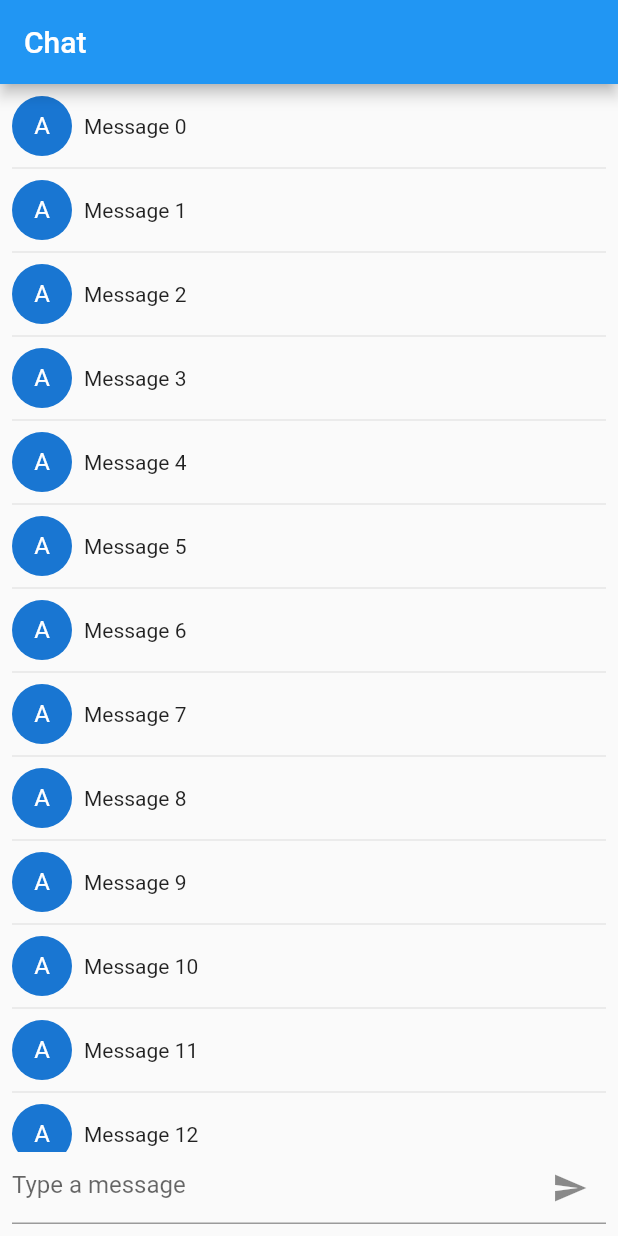
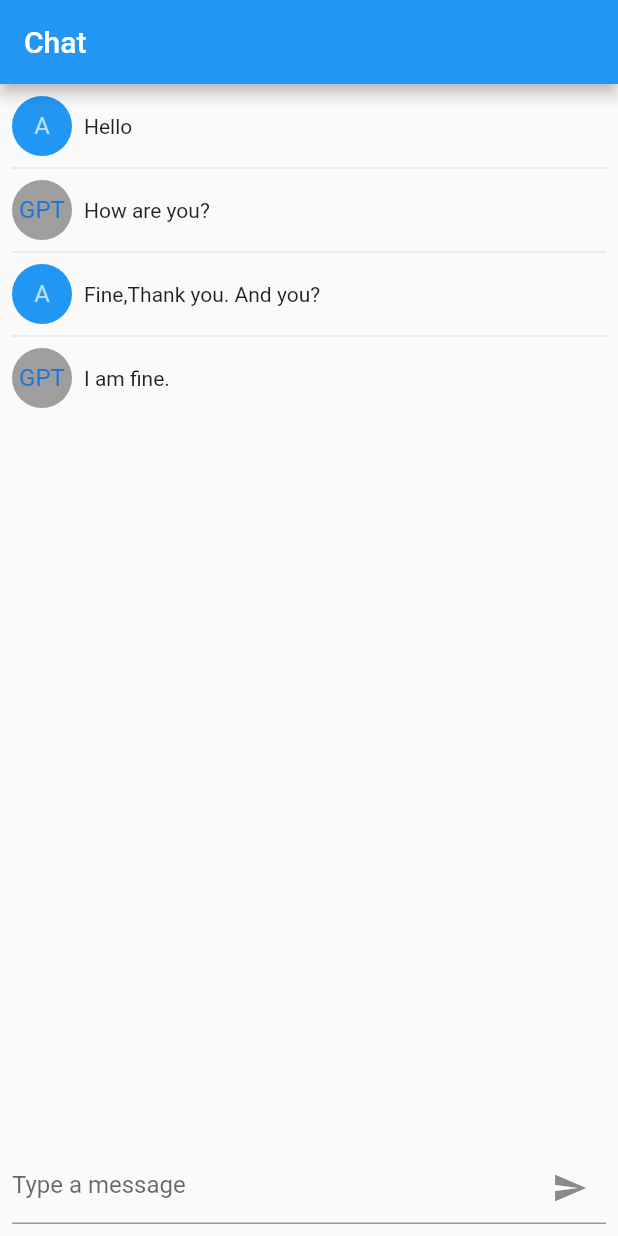
Before and after one commit to lemoye622/chatgpt, a Flutter app: the screen it shows after launch, on a phone screen of 412 x 824 dp. Run offline on Flutter 3.47's test engine with Material 2 defaults, Android fonts, the phone set to English and light mode, and no system bars; missing offline and left inert: dart:js.

Commit message:
feat: 页面更新测试数据

```diff
--- a/lib/main.dart
+++ b/lib/main.dart
@@ -1,6 +1,5 @@
 import 'package:flutter/material.dart';
-
-import 'chat_screen.dart';
+import 'widgets/chat_screen.dart';
 
 void main() {
   runApp(const MyApp());
@@ -17,7 +16,7 @@ class MyApp extends StatelessWidget {
       theme: ThemeData(
         primarySwatch: Colors.blue,
       ),
-      home: const ChatScreen(),
+      home: ChatScreen(),
     );
   }
 }
--- a/lib/chat_screen.dart
+++ b/lib/widgets/chat_screen.dart
@@ -1,8 +1,19 @@
 import 'dart:js';
+import 'package:chatgpt/models/message.dart';
 import 'package:flutter/material.dart';
 
 class ChatScreen extends StatelessWidget {
-  const ChatScreen({super.key});
+  ChatScreen({super.key});
+
+  final List<Message> messages = [
+    Message(content: "Hello", isUser: true, timestamp: DateTime.now()),
+    Message(content: "How are you?", isUser: false, timestamp: DateTime.now()),
+    Message(
+        content: "Fine,Thank you. And you?",
+        isUser: true,
+        timestamp: DateTime.now()),
+    Message(content: "I am fine.", isUser: false, timestamp: DateTime.now()),
+  ];
 
   @override
   Widget build(BuildContext buildContext) {
@@ -26,13 +37,16 @@ class ChatScreen extends StatelessWidget {
                 itemBuilder: (BuildContext context, int index) {
                   return Row(
                     children: [
-                      const CircleAvatar(
-                        child: Text('A'),
+                      CircleAvatar(
+                        backgroundColor: messages[index].isUser ? Colors.blue : Colors.grey,
+                        child: Text(
+                          messages[index].isUser ? 'A' : 'GPT',
+                        ),
                       ),
                       const SizedBox(
                         width: 8,
                       ),
-                      Text("Message $index"),
+                      Text(messages[index].content),
                     ],
                   );
                 },
@@ -40,7 +54,7 @@ class ChatScreen extends StatelessWidget {
                     const Divider(
                   height: 16,
                 ),
-                itemCount: 100,
+                itemCount: messages.length,
               ),
             ),
             TextField(
```
